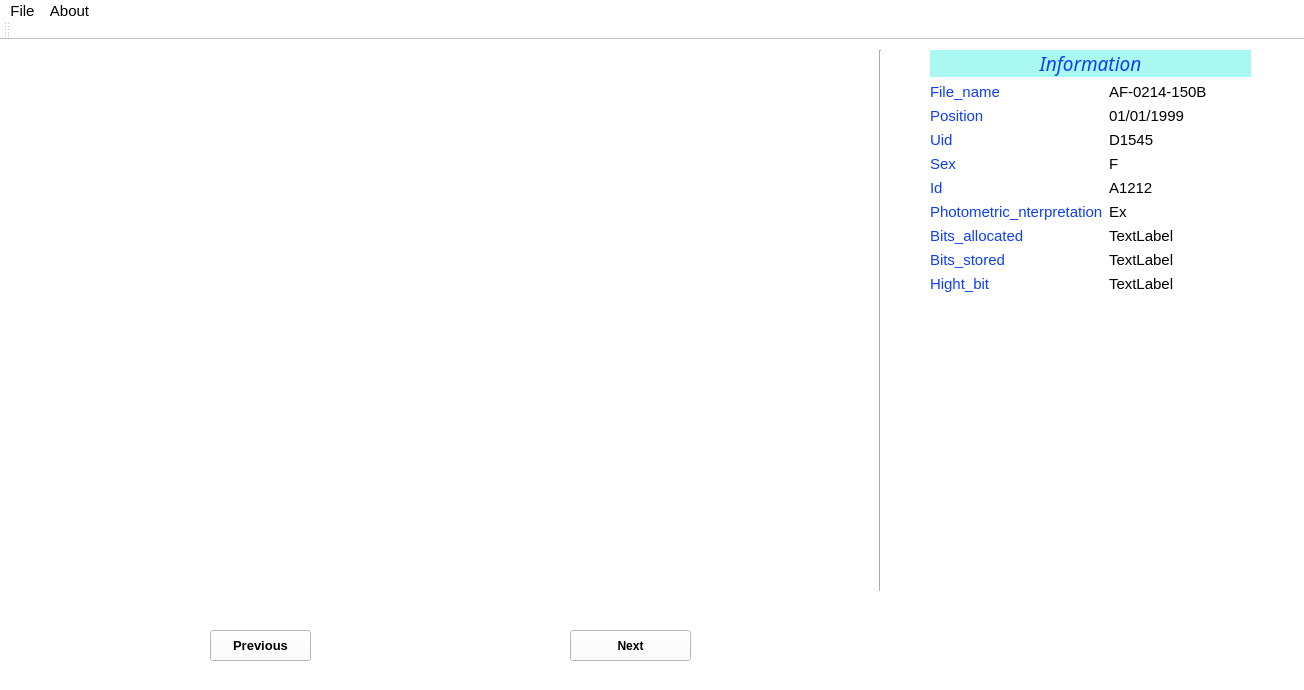
First picture: the form in mainwindow.ui, repository badungphan99/dicom-converter, before the edit.
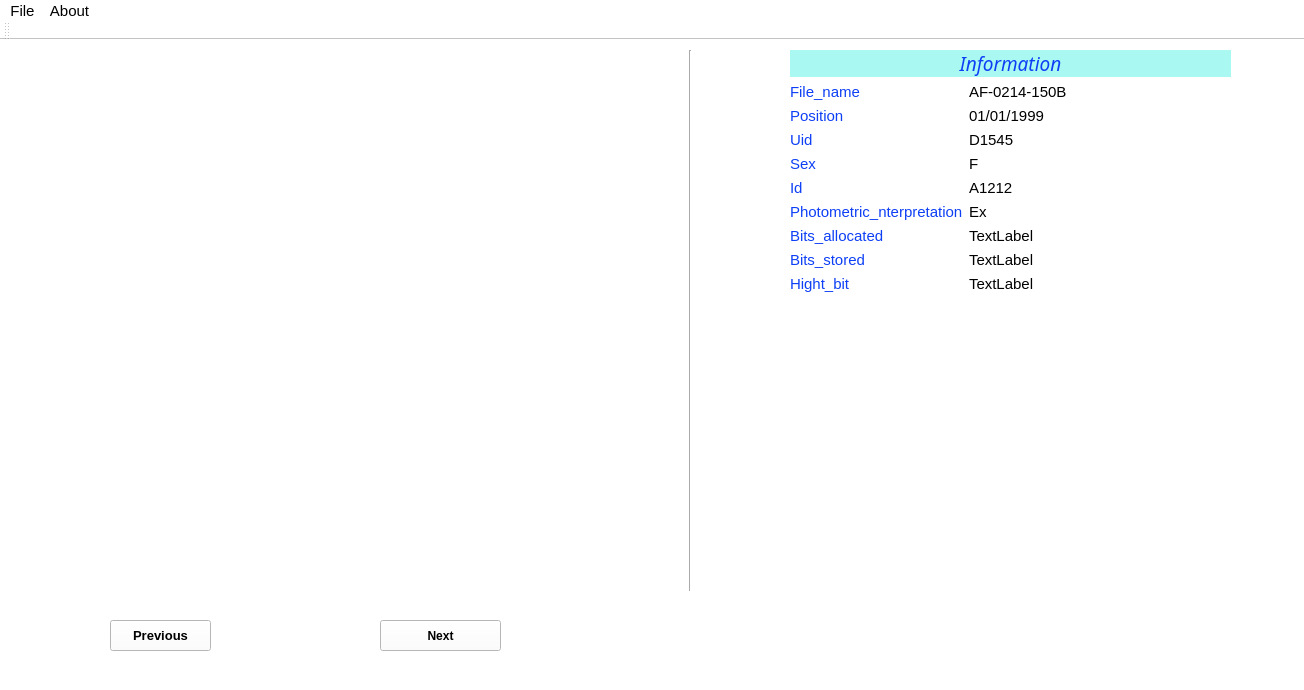
Second picture: the form after the edit. Icons and pictures are not drawn.

Commit message: update giao dien sau thay doi

The edit to the form file:
```diff
--- a/mainwindow.ui
+++ b/mainwindow.ui
@@ -34,8 +34,8 @@
      <rect>
       <x>30</x>
       <y>20</y>
-      <width>751</width>
-      <height>511</height>
+      <width>561</width>
+      <height>531</height>
      </rect>
     </property>
     <property name="text">
@@ -45,7 +45,7 @@
    <widget class="Line" name="line">
     <property name="geometry">
      <rect>
-      <x>860</x>
+      <x>670</x>
       <y>10</y>
       <width>41</width>
       <height>541</height>
@@ -58,10 +58,10 @@
    <widget class="QWidget" name="layoutWidget">
     <property name="geometry">
      <rect>
-      <x>930</x>
+      <x>790</x>
       <y>10</y>
-      <width>321</width>
-      <height>271</height>
+      <width>441</width>
+      <height>251</height>
      </rect>
     </property>
     <layout class="QFormLayout" name="formLayout">
@@ -347,8 +347,8 @@
     </property>
     <property name="geometry">
      <rect>
-      <x>210</x>
-      <y>590</y>
+      <x>110</x>
+      <y>580</y>
       <width>101</width>
       <height>31</height>
      </rect>
@@ -818,8 +818,8 @@
    <widget class="QPushButton" name="pushButton_next">
     <property name="geometry">
      <rect>
-      <x>570</x>
-      <y>590</y>
+      <x>380</x>
+      <y>580</y>
       <width>121</width>
       <height>31</height>
      </rect>
```
